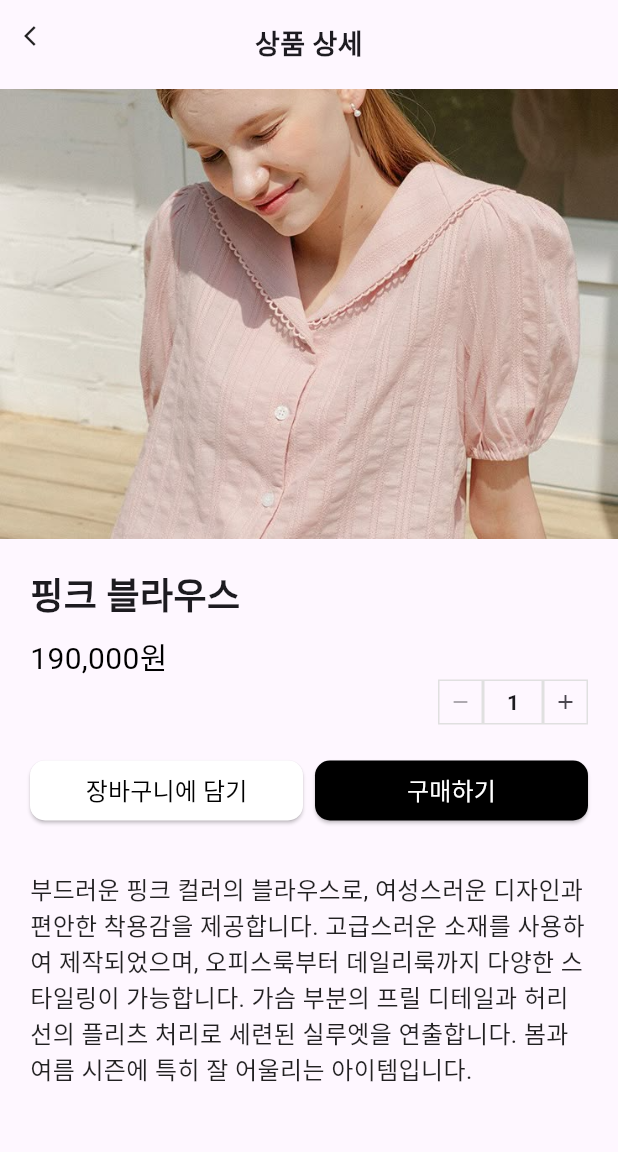
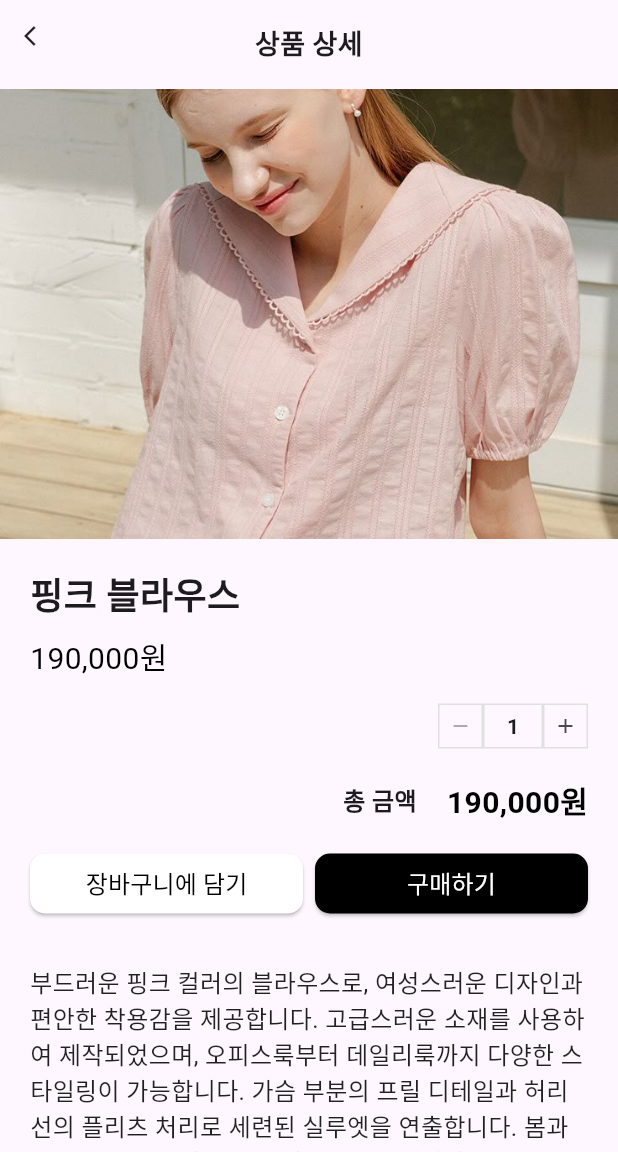
Before and after one commit to Metachive/buybye, a Flutter app: the screen it shows after launch, after a tap on "핑크 블라우스", on a phone screen of 412 x 824 dp, the part 84-1236 px from its top. Run offline on Flutter 3.47's test engine with Material 3 defaults, Android fonts, the phone set to English and light mode, and no system bars; our stand-ins replace image_picker.

Commit message:
fix: 상품 상세에서 빠진 총금액 뷰 추가

```diff
--- a/lib/product_detail.dart
+++ b/lib/product_detail.dart
@@ -1,4 +1,5 @@
 import 'dart:io';
+import 'dart:math';
 
 import 'package:flutter/material.dart';
 import 'package:provider/provider.dart';
@@ -98,6 +99,7 @@ class _ProductDetailState extends State<ProductDetail> {
                     '${NumberFormat('#,###').format(product.price)}원',
                     style: const TextStyle(fontSize: 20, color: Colors.black),
                   ),
+                  const SizedBox(height: 16),
                   Row(
                     mainAxisAlignment: MainAxisAlignment.end,
                     children: [
@@ -146,6 +148,28 @@ class _ProductDetailState extends State<ProductDetail> {
                     ],
                   ),
                   const SizedBox(height: 20),
+                  Row(
+                    mainAxisAlignment: MainAxisAlignment.end,
+                    children: [
+                      const Text(
+                        '총 금액',
+                        style: TextStyle(
+                          fontSize: 16,
+                          fontWeight: FontWeight.bold,
+                        ),
+                      ),
+                      const SizedBox(width: 20),
+                      Text(
+                        '${NumberFormat('#,###').format(product.price * quantity)}원',
+                        style: const TextStyle(
+                          fontSize: 20,
+                          fontWeight: FontWeight.bold,
+                          color: Colors.black,
+                        ),
+                      ),
+                    ],
+                  ),
+                  const SizedBox(height: 16),
                   Row(
                     children: [
                       Expanded(
```
